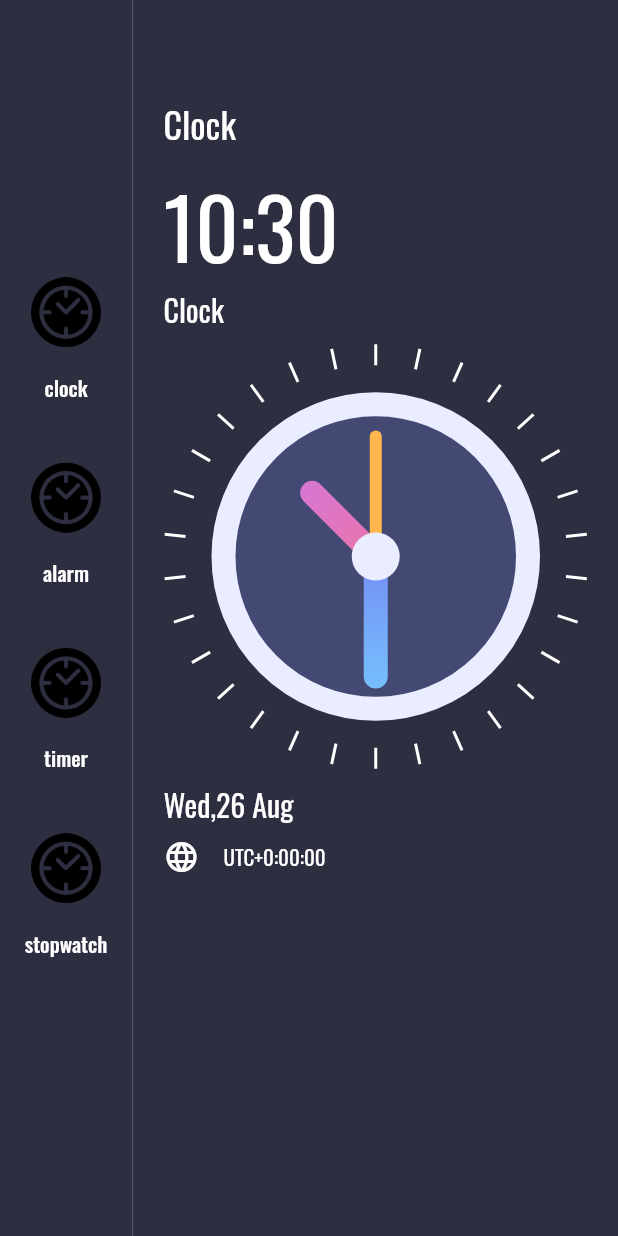
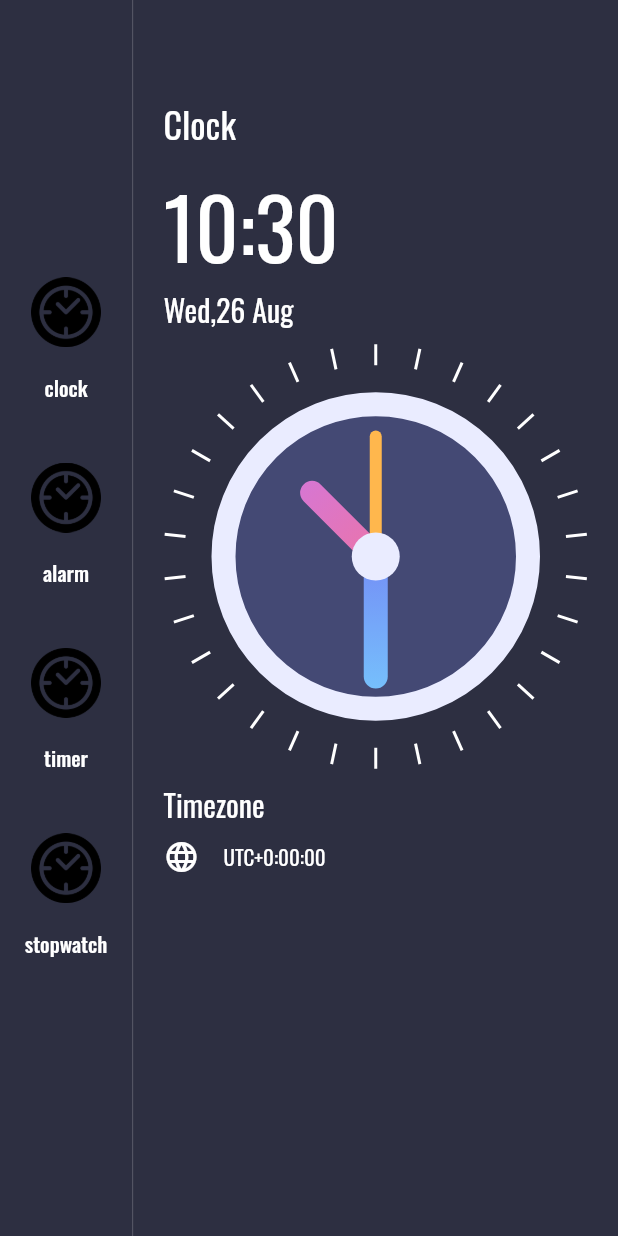
Before and after one commit to savagecarol/clock, a Flutter app: the screen it shows after launch, on a phone screen of 412 x 824 dp. Run offline on Flutter 3.47's test engine with Material 2 defaults, Android fonts, the phone set to English and light mode, and no system bars; our stand-ins replace google_fonts.

Commit message:
hello evryone

```diff
--- a/lib/homepage/HomePage.dart
+++ b/lib/homepage/HomePage.dart
@@ -57,11 +57,14 @@ class _HomePageState extends State<HomePage> {
                 crossAxisAlignment: CrossAxisAlignment.start,
                 children: <Widget>[
                   g.text('Clock', Colors.white, 24.0),
+
+
+
                   g.spaceh(8),
                   g.text(formattedTime, Colors.white, 56),
-                  g.text('Clock', Colors.white, 20),
-                  ClockView(),
-                  g.text(formattedDate, Colors.white, 20),
+                   g.text(formattedDate, Colors.white, 20),
+                  Container(child:Center(child:ClockView()),alignment: Alignment.center,),
+                  g.text('Timezone', Colors.white, 20),
                   g.spaceh(8),
                   Row(
                     children: <Widget>[
```
